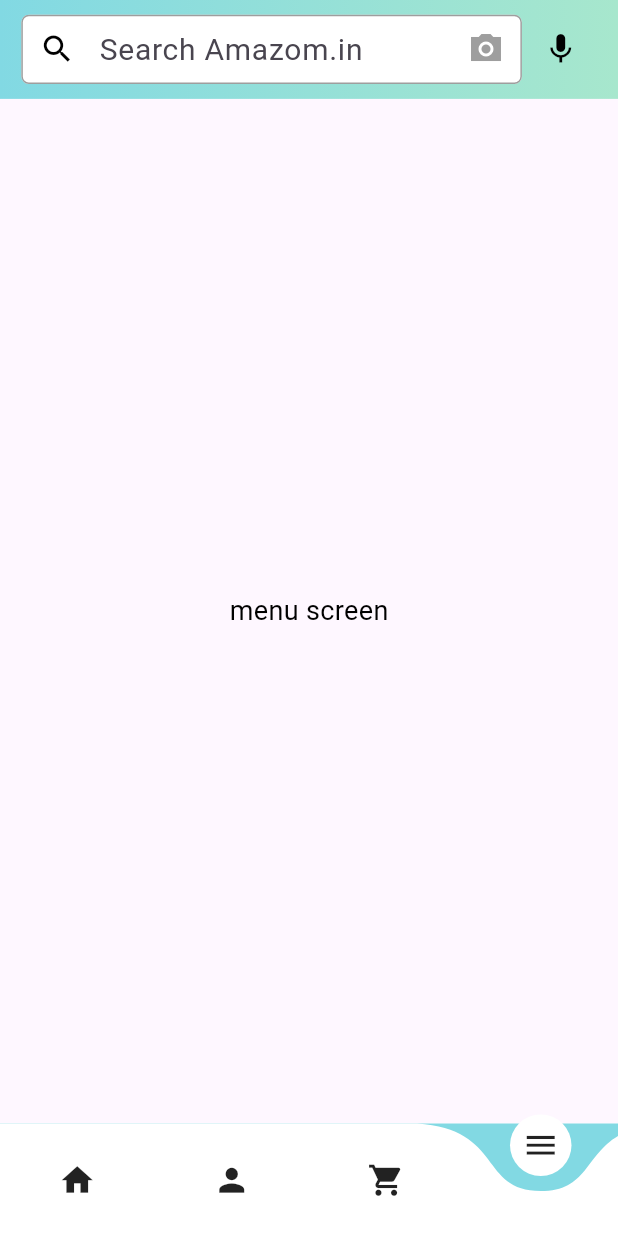
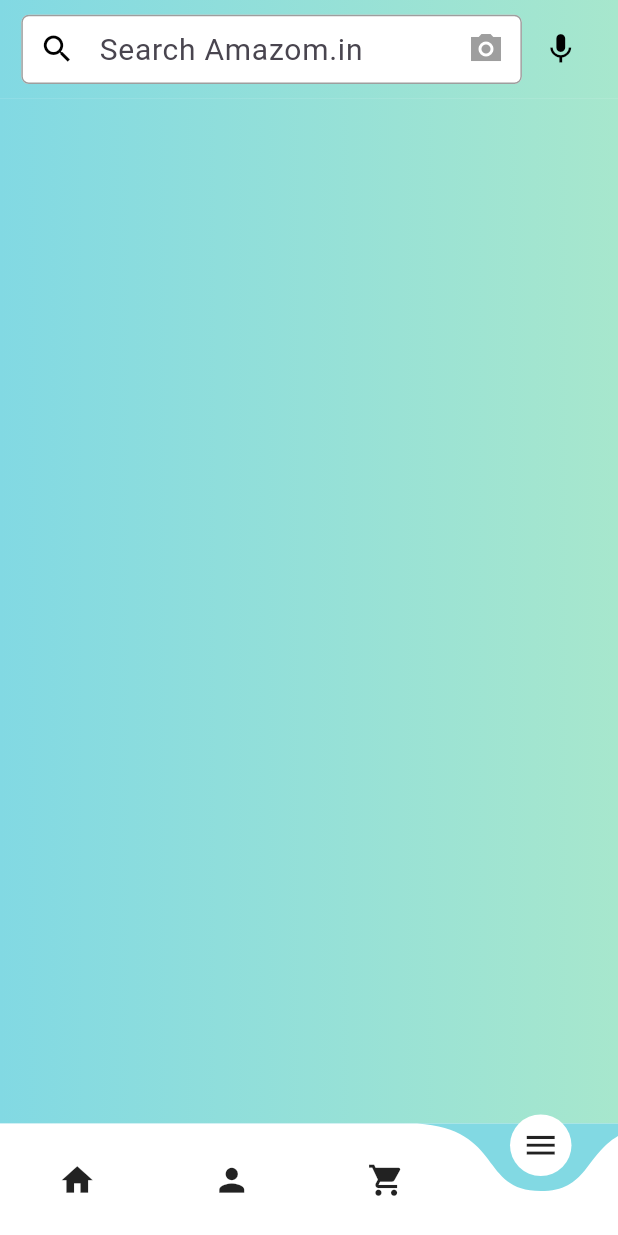
Before and after one commit to Eslamadelelkhouly/store, a Flutter app: the screen it shows after launch, item 4 of the bottom bar chosen, on a phone screen of 412 x 824 dp. Run offline on Flutter 3.47's test engine with Material 3 defaults, Android fonts, the phone set to English and light mode, and no system bars; drawn by our look-alikes of curved_navigation_bar; our stand-ins replace carousel_slider, cloud_firestore, connectivity_plus, firebase_auth, firebase_core, firebase_storage and 3 more; accounts and stored records are empty.

Commit message:
add container gradient in menu

```diff
--- a/lib/view/user/menu/menu_screen.dart
+++ b/lib/view/user/menu/menu_screen.dart
@@ -1,4 +1,5 @@
 import 'package:flutter/material.dart';
+import 'package:store/utils/colors.dart';
 import 'package:store/view/user/home/home_view.dart';
 
 class MenuScreen extends StatefulWidget {
@@ -20,15 +21,25 @@ class _MenuScreenState extends State<MenuScreen> {
           preferredSize: Size(width * 1, height * 0.08),
           child: HomePageAppBar(width: width, height: height),
         ),
-        body: Column(
-          mainAxisAlignment: MainAxisAlignment.center,
-          children: [
-            Center(
-              child: Container(
-                child: Text('menu screen'),
-              ),
+        body: Container(
+          height: height,
+          width: width,
+          padding: EdgeInsets.symmetric(
+            horizontal: width * 0.03,
+            vertical: height * 0.02,
+          ),
+          decoration: BoxDecoration(
+            gradient: LinearGradient(
+              colors: appBarGradientColor,
+              begin: Alignment.centerLeft,
+              end: Alignment.centerRight,
             ),
-          ],
+          ),
+          child: Column(
+            children: [
+
+            ],
+          ),
         ),
       ),
     );
```
